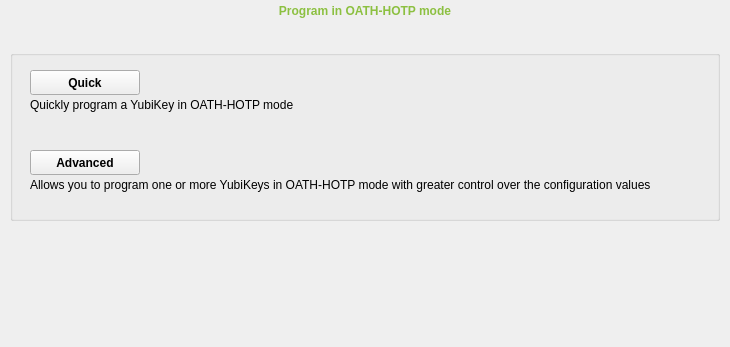
Above: src/ui/oathpage.ui from Yubico/yubikey-personalization-gui before the change; both pictures show x 0 to 730 and y 0 to 347 of the 730 by 650 pixel window. Below: the same form after it.
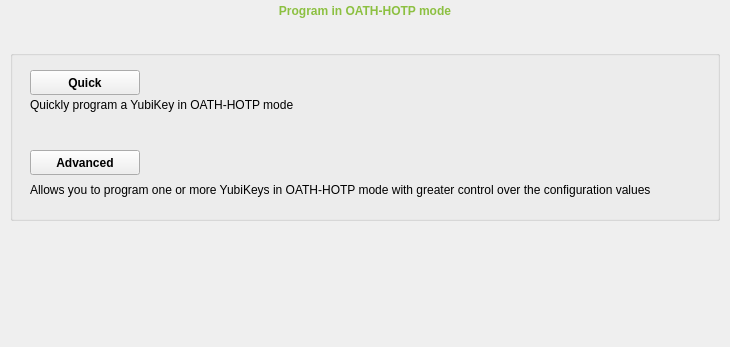
That is the form after the change. The open tabs and pages were chosen to show the change. Icons and pictures are not drawn. Custom widgets are drawn as their Qt base class.

Patch:
```diff
--- a/src/ui/oathpage.ui
+++ b/src/ui/oathpage.ui
@@ -150,7 +150,7 @@
      <property name="geometry">
       <rect>
        <x>20</x>
-       <y>120</y>
+       <y>125</y>
        <width>671</width>
        <height>30</height>
       </rect>
```
